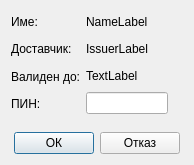
Before: the Qt Designer form src/View/Widgets/PinPromptDialog.ui in thefinalcutbg/DinoDent, drawn with Qt 5.
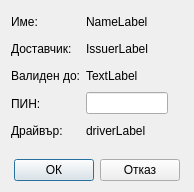
After: the same form once the commit is applied.

Commit message: layout changes. pkcs11 dialog shows loaded driver

Patch:
```diff
--- a/src/View/Widgets/PinPromptDialog.ui
+++ b/src/View/Widgets/PinPromptDialog.ui
@@ -7,7 +7,7 @@
     <x>0</x>
     <y>0</y>
     <width>194</width>
-    <height>165</height>
+    <height>192</height>
    </rect>
   </property>
   <property name="windowTitle">
@@ -71,6 +71,13 @@
          </property>
         </widget>
        </item>
+       <item>
+        <widget class="QLabel" name="label_5">
+         <property name="text">
+          <string>Драйвър:</string>
+         </property>
+        </widget>
+       </item>
       </layout>
      </item>
      <item>
@@ -134,6 +141,19 @@
          </item>
         </layout>
        </item>
+       <item>
+        <widget class="QLabel" name="driverLabel">
+         <property name="minimumSize">
+          <size>
+           <width>0</width>
+           <height>21</height>
+          </size>
+         </property>
+         <property name="text">
+          <string>driverLabel</string>
+         </property>
+        </widget>
+       </item>
       </layout>
      </item>
      <item>
```
The commit also changes 14 other files.
